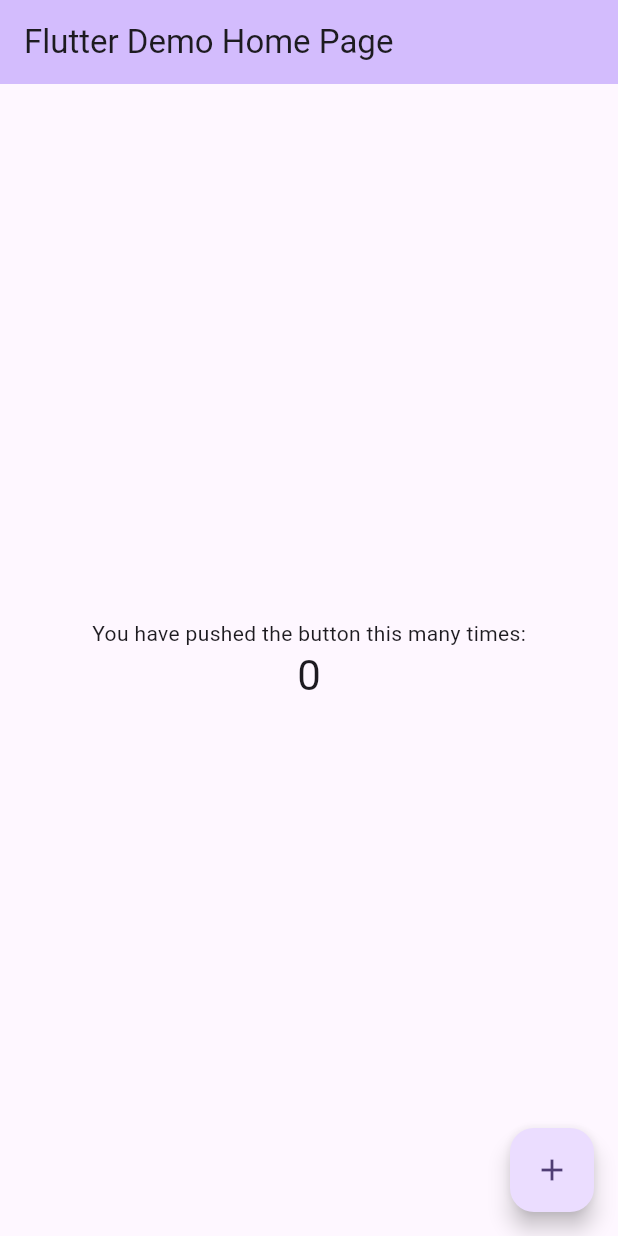
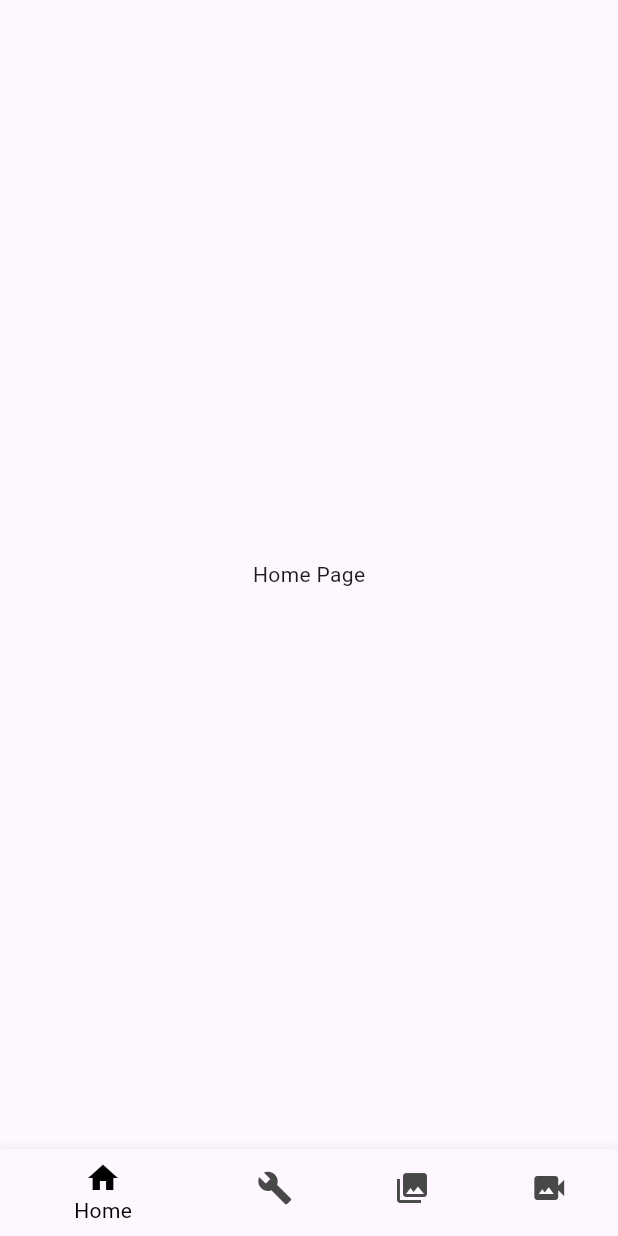
Before and after one commit to hassan-SS-cs/x_skill, a Flutter app: the screen it shows after launch, on a phone screen of 412 x 824 dp. Run offline on Flutter 3.47's test engine with Material 3 defaults, Android fonts, the light colour scheme and no system bars.

Commit message:
Add pages and navigation for Home, Photos, Skills, and Videos
- Created PhotosPage, HomePage, SkillsPage, and VideosPage with basic UI.
- Implemented AppNavigation widget to manage navigation between pages using NavigationRail and BottomNavigationBar.
- Integrated navigation icons and labels for better user experience.

```diff
--- a/lib/main.dart
+++ b/lib/main.dart
@@ -1,122 +1,8 @@
 import 'package:flutter/material.dart';
-
+import 'package:x_skill/widget/app_navigation.dart';
 void main() {
-  runApp(const MyApp());
+  runApp(MaterialApp(
+    debugShowCheckedModeBanner: false,
+    home:AppNavigation() ,
+  ));
 }
-
-class MyApp extends StatelessWidget {
-  const MyApp({super.key});
-
-  // This widget is the root of your application.
-  @override
-  Widget build(BuildContext context) {
-    return MaterialApp(
-      title: 'Flutter Demo',
-      theme: ThemeData(
-        // This is the theme of your application.
-        //
-        // TRY THIS: Try running your application with "flutter run". You'll see
-        // the application has a purple toolbar. Then, without quitting the app,
-        // try changing the seedColor in the colorScheme below to Colors.green
-        // and then invoke "hot reload" (save your changes or press the "hot
-        // reload" button in a Flutter-supported IDE, or press "r" if you used
-        // the command line to start the app).
-        //
-        // Notice that the counter didn't reset back to zero; the application
-        // state is not lost during the reload. To reset the state, use hot
-        // restart instead.
-        //
-        // This works for code too, not just values: Most code changes can be
-        // tested with just a hot reload.
-        colorScheme: .fromSeed(seedColor: Colors.deepPurple),
-      ),
-      home: const MyHomePage(title: 'Flutter Demo Home Page'),
-    );
-  }
-}
-
-class MyHomePage extends StatefulWidget {
-  const MyHomePage({super.key, required this.title});
-
-  // This widget is the home page of your application. It is stateful, meaning
-  // that it has a State object (defined below) that contains fields that affect
-  // how it looks.
-
-  // This class is the configuration for the state. It holds the values (in this
-  // case the title) provided by the parent (in this case the App widget) and
-  // used by the build method of the State. Fields in a Widget subclass are
-  // always marked "final".
-
-  final String title;
-
-  @override
-  State<MyHomePage> createState() => _MyHomePageState();
-}
-
-class _MyHomePageState extends State<MyHomePage> {
-  int _counter = 0;
-
-  void _incrementCounter() {
-    setState(() {
-      // This call to setState tells the Flutter framework that something has
-      // changed in this State, which causes it to rerun the build method below
-      // so that the display can reflect the updated values. If we changed
-      // _counter without calling setState(), then the build method would not be
-      // called again, and so nothing would appear to happen.
-      _counter++;
-    });
-  }
-
-  @override
-  Widget build(BuildContext context) {
-    // This method is rerun every time setState is called, for instance as done
-    // by the _incrementCounter method above.
-    //
-    // The Flutter framework has been optimized to make rerunning build methods
-    // fast, so that you can just rebuild anything that needs updating rather
-    // than having to individually change instances of widgets.
-    return Scaffold(
-      appBar: AppBar(
-        // TRY THIS: Try changing the color here to a specific color (to
-        // Colors.amber, perhaps?) and trigger a hot reload to see the AppBar
-        // change color while the other colors stay the same.
-        backgroundColor: Theme.of(context).colorScheme.inversePrimary,
-        // Here we take the value from the MyHomePage object that was created by
-        // the App.build method, and use it to set our appbar title.
-        title: Text(widget.title),
-      ),
-      body: Center(
-        // Center is a layout widget. It takes a single child and positions it
-        // in the middle of the parent.
-        child: Column(
-          // Column is also a layout widget. It takes a list of children and
-          // arranges them vertically. By default, it sizes itself to fit its
-          // children horizontally, and tries to be as tall as its parent.
-          //
-          // Column has various properties to control how it sizes itself and
-          // how it positions its children. Here we use mainAxisAlignment to
-          // center the children vertically; the main axis here is the vertical
-          // axis because Columns are vertical (the cross axis would be
-          // horizontal).
-          //
-          // TRY THIS: Invoke "debug painting" (choose the "Toggle Debug Paint"
-          // action in the IDE, or press "p" in the console), to see the
-          // wireframe for each widget.
-          mainAxisAlignment: .center,
-          children: [
-            const Text('You have pushed the button this many times:'),
-            Text(
-              '$_counter',
-              style: Theme.of(context).textTheme.headlineMedium,
-            ),
-          ],
-        ),
-      ),
-      floatingActionButton: FloatingActionButton(
-        onPressed: _incrementCounter,
-        tooltip: 'Increment',
-        child: const Icon(Icons.add),
-      ),
-    );
-  }
-}
--- /dev/null
+++ b/lib/pages/Photos_page.dart
@@ -0,0 +1,15 @@
+import 'package:flutter/material.dart';
+
+class PhotosPage extends StatefulWidget {
+  const PhotosPage({super.key});
+
+  @override
+  State<PhotosPage> createState() => _PhotosPageState();
+}
+
+class _PhotosPageState extends State<PhotosPage> {
+  @override
+  Widget build(BuildContext context) {
+    return Container(child: Text('Photos Page'),);
+  }
+}
--- /dev/null
+++ b/lib/pages/home_page.dart
@@ -0,0 +1,15 @@
+import 'package:flutter/material.dart';
+
+class HomePage extends StatefulWidget {
+  const HomePage({super.key});
+
+  @override
+  State<HomePage> createState() => _HomePageState();
+}
+
+class _HomePageState extends State<HomePage> {
+  @override
+  Widget build(BuildContext context) {
+    return  Container(child: Center(child: Text('Home Page')),);
+  }
+}
--- /dev/null
+++ b/lib/pages/skills_page.dart
@@ -0,0 +1,15 @@
+import 'package:flutter/material.dart';
+
+class SkillsPage extends StatefulWidget {
+  const SkillsPage({super.key});
+
+  @override
+  State<SkillsPage> createState() => _SkillsPageState();
+}
+
+class _SkillsPageState extends State<SkillsPage> {
+  @override
+  Widget build(BuildContext context) {
+    return Container(child: Text('Skills Page'),);
+  }
+}
--- /dev/null
+++ b/lib/pages/videos_page.dart
@@ -0,0 +1,15 @@
+import 'package:flutter/material.dart';
+
+class VideosPage extends StatefulWidget {
+  const VideosPage({super.key});
+
+  @override
+  State<VideosPage> createState() => _VideosPageState();
+}
+
+class _VideosPageState extends State<VideosPage> {
+  @override
+  Widget build(BuildContext context) {
+    return Container(child: Text('Videos Page'),);
+  }
+}
--- /dev/null
+++ b/lib/widget/app_navigation.dart
@@ -0,0 +1,94 @@
+import 'package:flutter/material.dart';
+import 'package:x_skill/pages/home_page.dart';
+import 'package:x_skill/pages/Photos_page.dart';
+import 'package:x_skill/pages/skills_page.dart';
+import 'package:x_skill/pages/videos_page.dart';
+
+class AppNavigation extends StatefulWidget {
+  const AppNavigation({super.key});
+
+  @override
+  State<AppNavigation> createState() => _AppNavigationState();
+}
+
+class _AppNavigationState extends State<AppNavigation> {
+  int _selectedIndex = 0;
+  List<Widget> get _screens => [
+    HomePage(),
+    PhotosPage(),
+    SkillsPage(),
+    VideosPage(),
+  ];
+
+  @override
+  Widget build(BuildContext context) {
+    return Scaffold(
+      body: Row(
+        children: [
+          if (MediaQuery.of(context).size.width >= 640)
+            NavigationRail(
+              indicatorColor: const Color.fromARGB(255, 186, 186, 186),
+              backgroundColor: Colors.white,
+              onDestinationSelected: (int index) {
+                setState(() {
+                  _selectedIndex = index;
+                });
+              },
+              selectedIndex: _selectedIndex,
+              destinations: const [
+                NavigationRailDestination(
+                  icon: Icon(Icons.home),
+                  label: Text("Home"),
+                ),
+                NavigationRailDestination(
+                  icon: Icon(Icons.photo_library),
+                  label: Text("Photos"),
+                ),
+                NavigationRailDestination(
+                  icon: Icon(Icons.build),
+                  label: Text("Skills"),
+                ),
+                NavigationRailDestination(
+                  icon: Icon(Icons.video_camera_back),
+                  label: Text("Videos"),
+                ),
+              ],
+              labelType: NavigationRailLabelType.all,
+              selectedLabelTextStyle: const TextStyle(
+                color: Color.fromARGB(255, 0, 0, 0),
+              ),
+              unselectedLabelTextStyle: const TextStyle(
+                color: Color.fromARGB(255, 72, 72, 72),
+              ),
+              leading: Column(
+                children: [
+                  Image.asset('assets/images/logo.png', width: 100),
+                  SizedBox(height: 4),
+                ],
+              ),
+            ),
+          Expanded(child: _screens[_selectedIndex]),
+        ],
+      ),
+      bottomNavigationBar: MediaQuery.of(context).size.width < 640
+          ? BottomNavigationBar(
+              currentIndex: _selectedIndex,
+              unselectedItemColor: const Color.fromARGB(255, 72, 72, 72),
+              selectedItemColor: const Color.fromARGB(255, 0, 0, 0),
+              onTap: (int index) {
+                setState(() {
+                  _selectedIndex = index;
+                });
+              },
+              backgroundColor: Colors.white,
+              items: const [
+                BottomNavigationBarItem(icon: Icon(Icons.home), label: 'Home'),
+                BottomNavigationBarItem(icon: Icon(Icons.build), label: 'Skills'),
+                BottomNavigationBarItem(icon: Icon(Icons.photo_library), label: 'Photos'),
+                BottomNavigationBarItem(icon: Icon(Icons.video_camera_back), label: 'Videos'),
+              ],
+            )
+          : null,
+    );
+  }
+}
--- a/pubspec.yaml
+++ b/pubspec.yaml
@@ -58,9 +58,9 @@ flutter:
   uses-material-design: true
 
   # To add assets to your application, add an assets section, like this:
-  # assets:
-  #   - images/a_dot_burr.jpeg
-  #   - images/a_dot_ham.jpeg
+  assets:
+     - assets/
+     - assets/images/
 
   # An image asset can refer to one or more resolution-specific "variants", see
   # https://flutter.dev/to/resolution-aware-images
```
Also changed, not shown: assets/images/logo.png (added).
